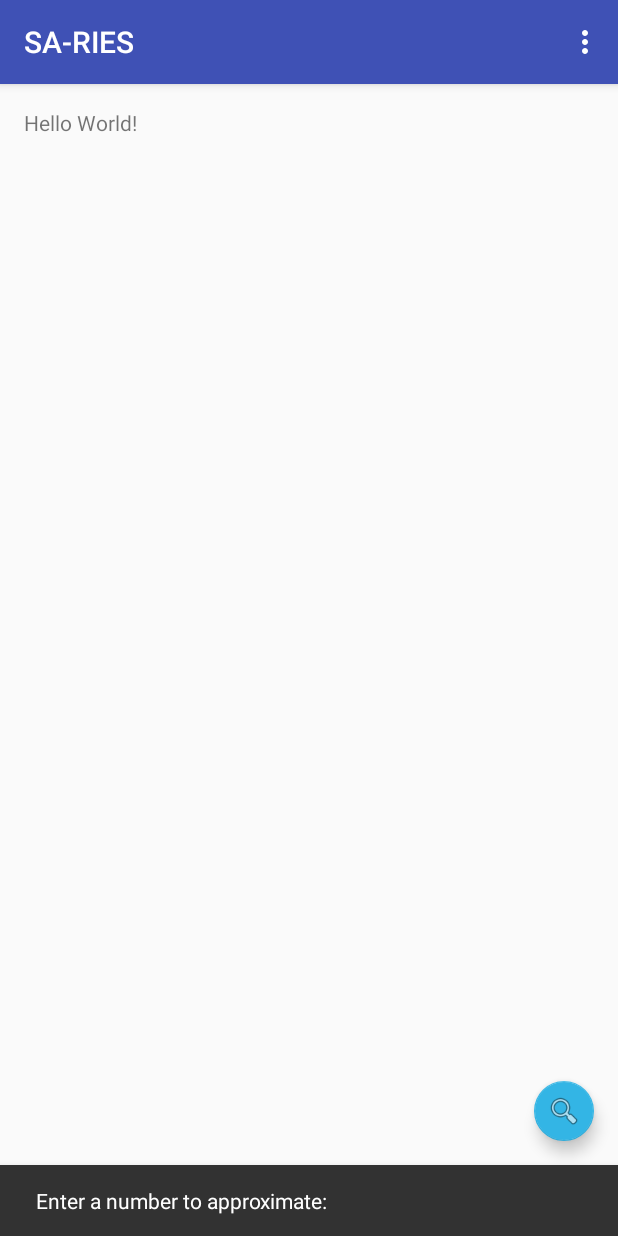
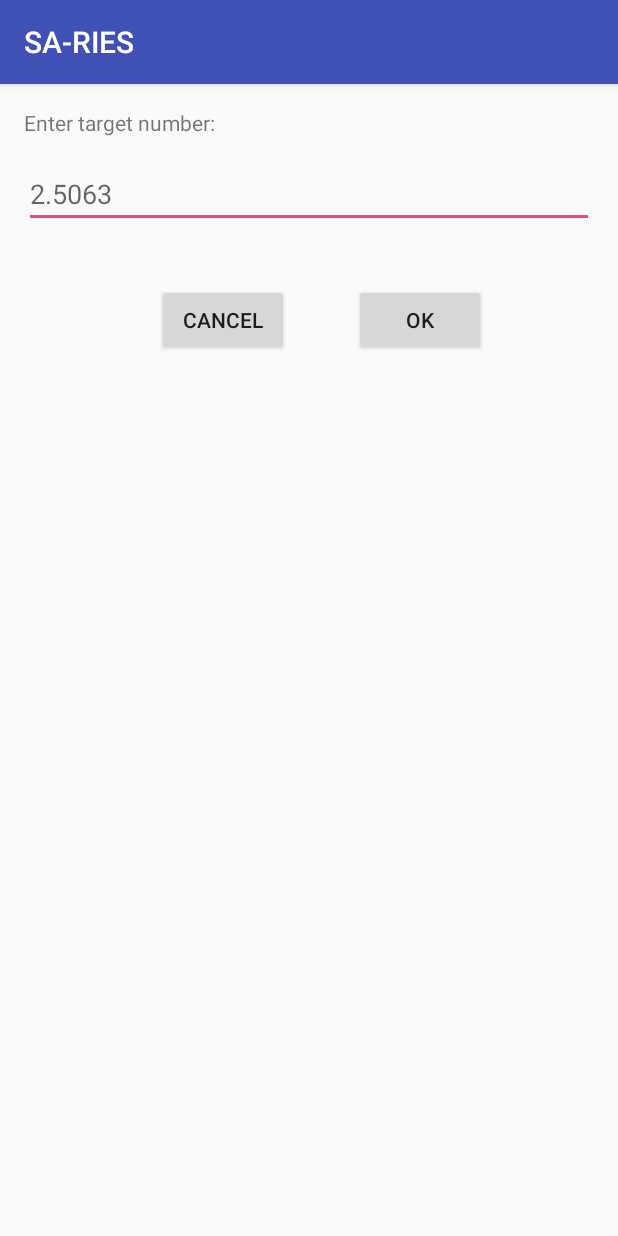
Before and after one commit to mrob27/SA-RIES, an Android app: the screen it shows after launch (MainActivity before the commit, EnterTargetNumber after it), after a tap on an icon or button, on a phone screen of 412 x 824 dp. Run offline under Robolectric (Android 15) with nearby library versions, the phone set to English and light mode, and no system bars; 2 statements that could not run were skipped.

Commit message:
FAB now brings up "Enter Target Number" panel (activity) but the OK and Cancel buttons do nothing.

```diff
--- a/app/src/main/AndroidManifest.xml
+++ b/app/src/main/AndroidManifest.xml
@@ -1,23 +1,24 @@
 <?xml version="1.0" encoding="utf-8"?>
 <manifest xmlns:android="http://schemas.android.com/apk/res/android"
-    package="com.mrob.sa_ries" >
+    package="com.mrob.sa_ries">
 
     <application
         android:allowBackup="true"
         android:icon="@mipmap/ic_launcher"
         android:label="@string/app_name"
         android:supportsRtl="true"
-        android:theme="@style/AppTheme" >
+        android:theme="@style/AppTheme">
         <activity
             android:name=".MainActivity"
             android:label="@string/app_name"
-            android:theme="@style/AppTheme.NoActionBar" >
+            android:theme="@style/AppTheme.NoActionBar">
             <intent-filter>
                 <action android:name="android.intent.action.MAIN" />
 
                 <category android:name="android.intent.category.LAUNCHER" />
             </intent-filter>
         </activity>
+        <activity android:name=".EnterTargetNumber"></activity>
     </application>
 
 </manifest>
--- /dev/null
+++ b/app/src/main/java/com/mrob/sa_ries/EnterTargetNumber.java
@@ -0,0 +1,13 @@
+package com.mrob.sa_ries;
+
+import android.support.v7.app.AppCompatActivity;
+import android.os.Bundle;
+
+public class EnterTargetNumber extends AppCompatActivity {
+
+    @Override
+    protected void onCreate(Bundle savedInstanceState) {
+        super.onCreate(savedInstanceState);
+        setContentView(R.layout.activity_enter_target_number);
+    }
+}
--- a/app/src/main/java/com/mrob/sa_ries/MainActivity.java
+++ b/app/src/main/java/com/mrob/sa_ries/MainActivity.java
@@ -1,5 +1,6 @@
 package com.mrob.sa_ries;
 
+import android.content.Intent;
 import android.os.Bundle;
 import android.widget.TextView;
 import android.support.design.widget.FloatingActionButton;
@@ -23,8 +24,10 @@ public class MainActivity extends AppCompatActivity {
         fab.setOnClickListener(new View.OnClickListener() {
             @Override
             public void onClick(View view) {
-                Snackbar.make(view, "Enter a number to approximate:", Snackbar.LENGTH_LONG)
-                        .setAction("Action", null).show();
+                // Snackbar.make(view, "Enter a number to approximate:", Snackbar.LENGTH_LONG)
+                //         .setAction("Action", null).show();
+                Intent i = new Intent(MainActivity.this, EnterTargetNumber.class);
+                startActivity(i);
             }
         });
 
--- /dev/null
+++ b/app/src/main/res/layout/activity_enter_target_number.xml
@@ -0,0 +1,61 @@
+<?xml version="1.0" encoding="utf-8"?>
+<RelativeLayout xmlns:android="http://schemas.android.com/apk/res/android"
+    xmlns:app="http://schemas.android.com/apk/res-auto"
+    xmlns:tools="http://schemas.android.com/tools"
+    android:id="@+id/activity_enter_target_number"
+    android:layout_width="match_parent"
+    android:layout_height="match_parent"
+    android:paddingBottom="@dimen/activity_vertical_margin"
+    android:paddingLeft="@dimen/activity_horizontal_margin"
+    android:paddingRight="@dimen/activity_horizontal_margin"
+    android:paddingTop="@dimen/activity_vertical_margin"
+    tools:context="com.mrob.sa_ries.EnterTargetNumber">
+
+    <TextView
+        android:text="Enter target number:"
+        android:layout_width="wrap_content"
+        android:layout_height="wrap_content"
+        android:layout_alignParentLeft="true"
+        android:layout_alignParentStart="true"
+        android:id="@+id/textView"
+        android:layout_alignParentRight="true"
+        android:layout_alignParentEnd="true" />
+
+    <EditText
+        android:layout_width="wrap_content"
+        android:layout_height="wrap_content"
+        android:inputType="number|numberSigned|numberDecimal"
+        android:ems="10"
+        android:layout_marginTop="15dp"
+        android:id="@+id/editText"
+        android:hint="2.5063"
+        android:layout_below="@+id/textView"
+        android:layout_alignParentLeft="true"
+        android:layout_alignParentStart="true"
+        android:layout_alignParentRight="true"
+        android:layout_alignParentEnd="true" />
+
+    <Button
+        android:text="Cancel"
+        android:layout_width="wrap_content"
+        android:layout_height="wrap_content"
+        android:id="@+id/btn_cancel"
+        android:layout_alignBaseline="@+id/btn_ok"
+        android:layout_alignBottom="@+id/btn_ok"
+        android:layout_toLeftOf="@+id/btn_ok"
+        android:layout_toStartOf="@+id/btn_ok"
+        android:layout_marginRight="43dp"
+        android:layout_marginEnd="43dp" />
+
+    <Button
+        android:text="OK"
+        android:layout_width="wrap_content"
+        android:layout_height="wrap_content"
+        android:layout_marginTop="37dp"
+        android:id="@+id/btn_ok"
+        android:layout_marginRight="72dp"
+        android:layout_marginEnd="72dp"
+        android:layout_below="@+id/editText"
+        android:layout_alignParentRight="true"
+        android:layout_alignParentEnd="true" />
+</RelativeLayout>
```
